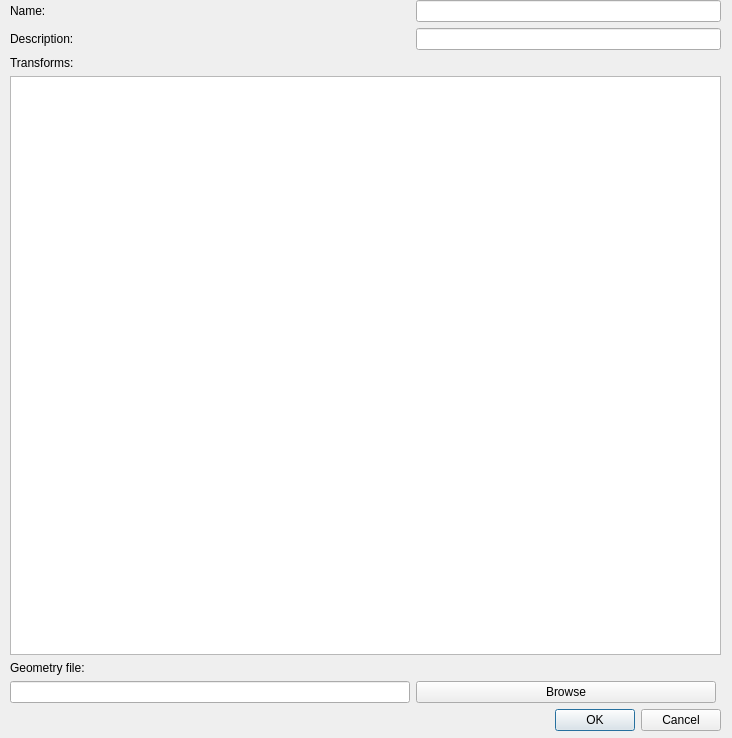
Old version of the form ui/componentdetails.ui in the repository rerpha/NCwidgets.
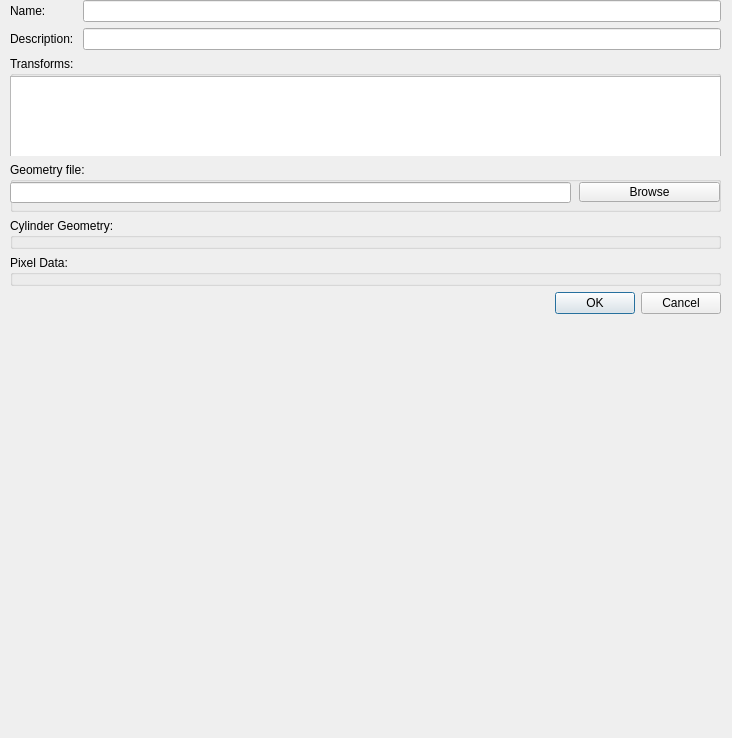
New version of the form.

Commit message: using qml in layout

What changed in the file:
```diff
--- a/ui/componentdetails.ui
+++ b/ui/componentdetails.ui
@@ -29,12 +29,6 @@
     </rect>
    </property>
    <layout class="QFormLayout" name="formLayout">
-    <item row="1" column="1">
-     <widget class="QLineEdit" name="lineEdit"/>
-    </item>
-    <item row="0" column="1">
-     <widget class="QLineEdit" name="lineEdit_2"/>
-    </item>
     <item row="0" column="0">
      <widget class="QLabel" name="label">
       <property name="text">
@@ -42,6 +36,9 @@
       </property>
      </widget>
     </item>
+    <item row="0" column="1">
+     <widget class="QLineEdit" name="lineEdit_2"/>
+    </item>
     <item row="1" column="0">
      <widget class="QLabel" name="label_2">
       <property name="text">
@@ -49,31 +46,55 @@
       </property>
      </widget>
     </item>
-    <item row="2" column="0">
-     <widget class="QLabel" name="label_3">
-      <property name="text">
+    <item row="1" column="1">
+     <widget class="QLineEdit" name="lineEdit"/>
+    </item>
+    <item row="2" column="0" colspan="2">
+     <widget class="QGroupBox" name="TransformsBox">
+      <property name="minimumSize">
+       <size>
+        <width>0</width>
+        <height>100</height>
+       </size>
+      </property>
+      <property name="title">
        <string>Transforms:</string>
       </property>
+      <widget class="QListView" name="listView">
+       <property name="geometry">
+        <rect>
+         <x>0</x>
+         <y>20</y>
+         <width>711</width>
+         <height>81</height>
+        </rect>
+       </property>
+      </widget>
      </widget>
     </item>
     <item row="4" column="0" colspan="2">
-     <widget class="QListView" name="listView"/>
-    </item>
-    <item row="6" column="0">
-     <widget class="QLabel" name="geometryfilelabel">
-      <property name="enabled">
-       <bool>true</bool>
+     <widget class="QGroupBox" name="GeometryFileBox">
+      <property name="minimumSize">
+       <size>
+        <width>0</width>
+        <height>50</height>
+       </size>
       </property>
-      <property name="text">
+      <property name="title">
        <string>Geometry file:</string>
       </property>
-     </widget>
-    </item>
-    <item row="7" column="0">
      <widget class="QLineEdit" name="geometryfileform">
       <property name="enabled">
        <bool>true</bool>
       </property>
+       <property name="geometry">
+        <rect>
+         <x>0</x>
+         <y>20</y>
+         <width>561</width>
+         <height>21</height>
+        </rect>
+       </property>
       <property name="sizePolicy">
        <sizepolicy hsizetype="Maximum" vsizetype="Fixed">
         <horstretch>0</horstretch>
@@ -87,22 +108,18 @@
        </size>
       </property>
      </widget>
-    </item>
-    <item row="9" column="1">
-     <widget class="QDialogButtonBox" name="buttonBox">
-      <property name="orientation">
-       <enum>Qt::Horizontal</enum>
-      </property>
-      <property name="standardButtons">
-       <set>QDialogButtonBox::Cancel|QDialogButtonBox::Ok</set>
-      </property>
-     </widget>
-    </item>
-    <item row="7" column="1">
      <widget class="QPushButton" name="geometryfilebrowse">
       <property name="enabled">
        <bool>true</bool>
       </property>
+       <property name="geometry">
+        <rect>
+         <x>569</x>
+         <y>20</y>
+         <width>141</width>
+         <height>20</height>
+        </rect>
+       </property>
       <property name="sizePolicy">
        <sizepolicy hsizetype="Minimum" vsizetype="Fixed">
         <horstretch>0</horstretch>
@@ -119,6 +136,28 @@
        <string>Browse</string>
       </property>
      </widget>
+     </widget>
+    </item>
+    <item row="6" column="0" colspan="2">
+     <widget class="QGroupBox" name="CylinderGeometryBox">
+      <property name="title">
+       <string>Cylinder Geometry:</string>
+      </property>
+     </widget>
+    </item>
+    <item row="8" column="1">
+     <widget class="QDialogButtonBox" name="buttonBox">
+      <property name="standardButtons">
+       <set>QDialogButtonBox::Cancel|QDialogButtonBox::Ok</set>
+      </property>
+     </widget>
+    </item>
+    <item row="7" column="0" colspan="2">
+     <widget class="QGroupBox" name="groupBox">
+      <property name="title">
+       <string>Pixel Data:</string>
+      </property>
+     </widget>
     </item>
    </layout>
   </widget>
```
Left out of the diff: 35 changed lines with no effect on the pictures. Lines whose indentation alone changed are shown as unchanged. The commit also changes 6 other files.
